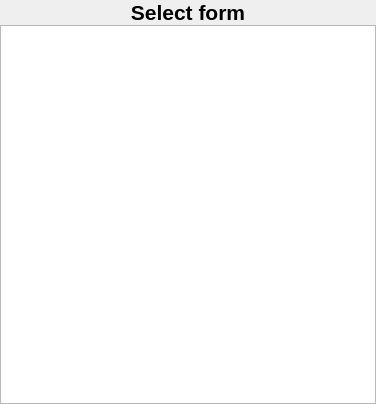
Qt form forms/ui_listfeatures.ui (roam-qgis/Roam) before a commit.
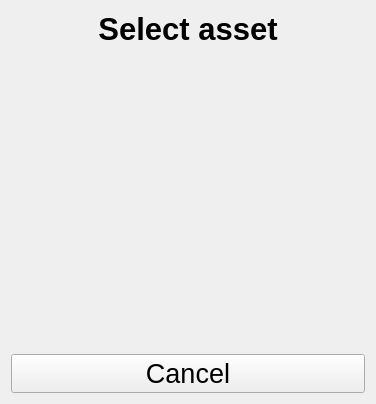
The same form after that commit.

Commit message: Update fonts,spacing on dialogs

```diff
--- a/forms/ui_listfeatures.ui
+++ b/forms/ui_listfeatures.ui
@@ -19,43 +19,83 @@
   <property name="windowOpacity">
    <double>1.000000000000000</double>
   </property>
-  <layout class="QGridLayout" name="gridLayout">
-   <property name="margin">
-    <number>0</number>
-   </property>
-   <property name="spacing">
-    <number>0</number>
-   </property>
-   <item row="1" column="0">
+  <layout class="QVBoxLayout" name="verticalLayout">
+   <item>
+    <widget class="QLabel" name="label">
+     <property name="font">
+      <font>
+       <family>Tahoma</family>
+       <pointsize>23</pointsize>
+       <weight>75</weight>
+       <bold>true</bold>
+       <underline>false</underline>
+       <stylestrategy>PreferAntialias</stylestrategy>
+       <kerning>false</kerning>
+      </font>
+     </property>
+     <property name="text">
+      <string>Select asset</string>
+     </property>
+     <property name="scaledContents">
+      <bool>true</bool>
+     </property>
+     <property name="alignment">
+      <set>Qt::AlignCenter</set>
+     </property>
+     <property name="wordWrap">
+      <bool>false</bool>
+     </property>
+     <property name="margin">
+      <number>5</number>
+     </property>
+    </widget>
+   </item>
+   <item>
     <widget class="QListWidget" name="featureList">
+     <property name="font">
+      <font>
+       <pointsize>14</pointsize>
+      </font>
+     </property>
      <property name="styleSheet">
-      <string notr="true">font: 14pt &quot;MS Shell Dlg 2&quot;;</string>
+      <string notr="true">background-color: rgba(255, 255, 255, 0);</string>
+     </property>
+     <property name="frameShape">
+      <enum>QFrame::NoFrame</enum>
+     </property>
+     <property name="editTriggers">
+      <set>QAbstractItemView::NoEditTriggers</set>
+     </property>
+     <property name="showDropIndicator" stdset="0">
+      <bool>false</bool>
+     </property>
+     <property name="resizeMode">
+      <enum>QListView::Adjust</enum>
      </property>
      <property name="layoutMode">
       <enum>QListView::SinglePass</enum>
      </property>
+     <property name="spacing">
+      <number>3</number>
+     </property>
+     <property name="wordWrap">
+      <bool>true</bool>
+     </property>
      <property name="sortingEnabled">
       <bool>false</bool>
      </property>
     </widget>
    </item>
-   <item row="0" column="0">
-    <widget class="QLabel" name="label">
+   <item>
+    <widget class="QPushButton" name="pushButton">
+     <property name="font">
+      <font>
+       <family>Tahoma</family>
+       <pointsize>20</pointsize>
+      </font>
+     </property>
      <property name="text">
-      <string>&lt;!DOCTYPE HTML PUBLIC &quot;-//W3C//DTD HTML 4.0//EN&quot; &quot;http://www.w3.org/TR/REC-html40/strict.dtd&quot;&gt;
-&lt;html&gt;&lt;head&gt;&lt;meta name=&quot;qrichtext&quot; content=&quot;1&quot; /&gt;&lt;style type=&quot;text/css&quot;&gt;
-p, li { white-space: pre-wrap; }
-&lt;/style&gt;&lt;/head&gt;&lt;body style=&quot; font-family:'MS Shell Dlg 2'; font-size:8.25pt; font-weight:400; font-style:normal;&quot;&gt;
-&lt;p style=&quot; margin-top:0px; margin-bottom:0px; margin-left:0px; margin-right:0px; -qt-block-indent:0; text-indent:0px;&quot;&gt;&lt;span style=&quot; font-size:16pt; font-weight:600;&quot;&gt;Select form&lt;/span&gt;&lt;/p&gt;&lt;/body&gt;&lt;/html&gt;</string>
-     </property>
-     <property name="scaledContents">
-      <bool>true</bool>
-     </property>
-     <property name="alignment">
-      <set>Qt::AlignCenter</set>
-     </property>
-     <property name="wordWrap">
-      <bool>false</bool>
+      <string>Cancel</string>
      </property>
     </widget>
    </item>
```
Left out of the diff: 19 changed lines with no effect on the pictures. The commit also changes 6 other files.
